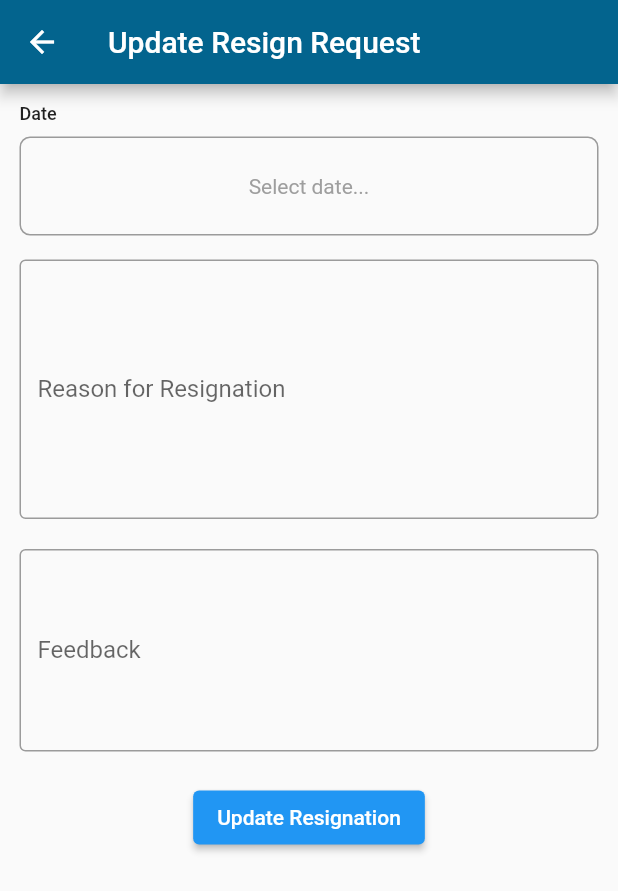
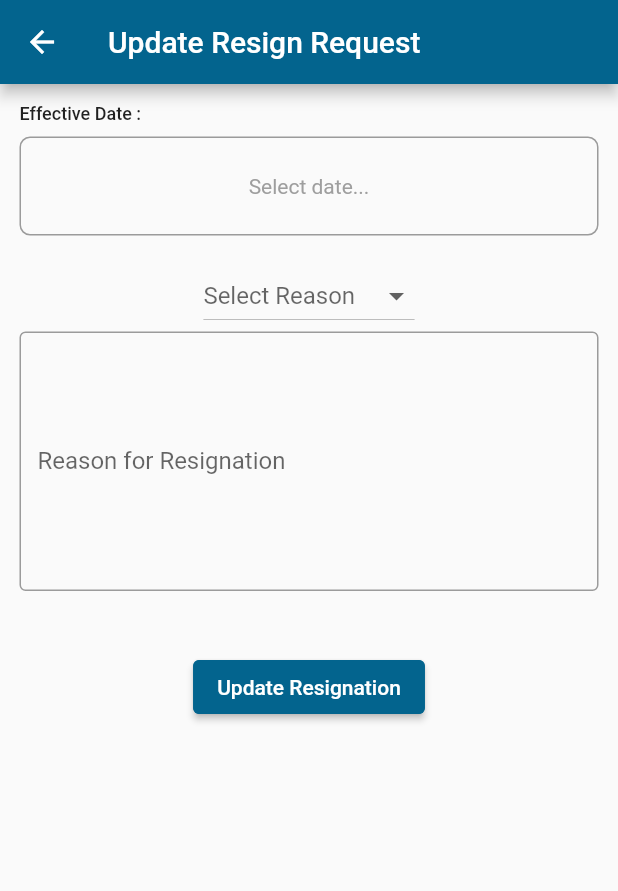
Before and after one commit to biplavdahal/updated_Flex_Year, a Flutter app: the WriteResignRequestView screen opened directly with empty values, on a phone screen of 412 x 824 dp. Shown: the top 891 px of the screen. Run offline on Flutter 3.47's test engine with Material 3 defaults, Android fonts, the phone set to English and light mode, and no system bars; our stand-ins replace awesome_notifications, cached_network_image, connectivity_plus, curved_navigation_bar, delayed_display, dio and 17 more; missing offline and left inert: clean_nepali_calendar, nepali_date_picker; accounts and stored records are empty; generated files the repository leaves out were written again; statements that could not run were skipped.

Commit message:
resign page updated

```diff
--- a/lib/data_models/user_resign.data.dart
+++ b/lib/data_models/user_resign.data.dart
@@ -1,3 +1,5 @@
+
+
 import 'package:freezed_annotation/freezed_annotation.dart';
 
 part 'user_resign.data.freezed.dart';
@@ -13,6 +15,7 @@ class ResignData with _$ResignData {
     @JsonKey(name: 'first_name') String? firstName,
     @JsonKey(name: 'last_name') String? lastName,
     @JsonKey(name: 'status') String? status,
+    @JsonKey(name: 'reason') String? reason
   }) = _ResignData;
 
   factory ResignData.fromJson(Map<String, dynamic> json) =>
--- a/lib/services/implementations/exit_process.service.impl.dart
+++ b/lib/services/implementations/exit_process.service.impl.dart
@@ -9,7 +9,6 @@ import 'package:flex_year_tablet/helper/dio_helper.dart';
 import 'package:flex_year_tablet/services/app_access.service.dart';
 import 'package:flex_year_tablet/services/authentication.service.dart';
 import 'package:flex_year_tablet/services/exit_process.service.dart';
-import 'package:flutter/material.dart';
 
 class ExitProcessImpl implements ExitProcess {
   final ApiService _apiService = locator<ApiService>();
@@ -151,7 +150,7 @@ class ExitProcessImpl implements ExitProcess {
               }
             ]
           },
-      );
+          asFormData: true);
 
       constructResponse(_response.data);
 
--- a/lib/services/implementations/user_service_impl.dart
+++ b/lib/services/implementations/user_service_impl.dart
@@ -1,4 +1,4 @@
-import 'dart:math';
+
 
 import 'package:bestfriend/bestfriend.dart';
 import 'package:dio/dio.dart';
--- a/lib/ui/app_access/app_access.view.dart
+++ b/lib/ui/app_access/app_access.view.dart
@@ -96,7 +96,9 @@ class AppAccessView extends StatelessWidget {
           const SizedBox(
             height: 16,
           ),
-          Text('Company: ${model.appAccess!.company.companyName}'),
+          Text(
+            'Company: ${model.appAccess!.company.companyName}',
+          ),
           Card(
             margin: const EdgeInsets.all(16),
             child: Padding(
--- a/lib/ui/personal/attendance_correction/attendance_correction.model.dart
+++ b/lib/ui/personal/attendance_correction/attendance_correction.model.dart
@@ -3,6 +3,7 @@ import 'package:flex_year_tablet/data_models/attendance_correction_review.data.d
 import 'package:flex_year_tablet/managers/dialog/dialog.mixin.dart';
 import 'package:flex_year_tablet/managers/dialog/dialog.model.dart';
 import 'package:flex_year_tablet/services/attendance.service.dart';
+import 'package:pull_to_refresh_flutter3/pull_to_refresh_flutter3.dart';
 import '../dashboard/dashboard.model.dart';
 
 class AttendanceCorrectionModel extends ViewModel
@@ -18,7 +19,7 @@ class AttendanceCorrectionModel extends ViewModel
 
   int _limit = 10;
 
-  int get id => _user.id!;
+  int get id => _user.id;
 
   set selectedTab(String tab) {
     _selectedTab = tab;
@@ -33,6 +34,9 @@ class AttendanceCorrectionModel extends ViewModel
       .toList();
 
   List<AttendanceCorrectionReviewData> get corrections => _corrections;
+
+  final RefreshController refreshController =
+      RefreshController(initialRefresh: false);
 
   // Actions
   Future<void> init() async {
--- a/lib/ui/personal/leave_requests/leave_requests.model.dart
+++ b/lib/ui/personal/leave_requests/leave_requests.model.dart
@@ -5,6 +5,7 @@ import 'package:flex_year_tablet/managers/dialog/dialog.model.dart';
 import 'package:flex_year_tablet/services/leave.service.dart';
 import 'package:flex_year_tablet/ui/personal/write_leave_request/write_leave_request.arguments.dart';
 import 'package:flex_year_tablet/ui/personal/write_leave_request/write_leave_request.view.dart';
+import 'package:pull_to_refresh_flutter3/pull_to_refresh_flutter3.dart';
 
 import '../dashboard/dashboard.model.dart';
 
@@ -26,14 +27,15 @@ class LeaveRequestModel extends ViewModel with SnackbarMixin, DialogMixin {
 
   bool light = false;
 
-  final _user = locator<DashboardModel>().user;
-
   List<LeaveRequestData> _requests = [];
   final _status = {"0": "1", "1": "2", "2": "3", "": "0"};
   List<LeaveRequestData> get requestsToShow => _requests
       .where((request) => _status[request.status] == _selectedTab)
       .toList();
   List<LeaveRequestData> get request => _requests;
+
+  final RefreshController refreshController =
+      RefreshController(initialRefresh: false);
 
   // Action
   Future<void> init() async {
--- a/lib/ui/personal/resign/resign_viewmodel.dart
+++ b/lib/ui/personal/resign/resign_viewmodel.dart
@@ -52,8 +52,16 @@ class ResignViewModel extends ViewModel with SnackbarMixin, DialogMixin {
   bool _isEditMode = false;
   String? _requestId;
 
-
-
+  List<String> items = [
+    'Carrer Growth',
+    'Salary Issue',
+    'Change City',
+    'Job Satisfaction',
+    'Promotion Issue',
+    'Personal Issue',
+    'Others'
+  ];
+  String? selecteditems;
 
   Future<void> init(ResighViewArguments? arguments) async {
     if (arguments?.resign != null) {
@@ -62,6 +70,7 @@ class ResignViewModel extends ViewModel with SnackbarMixin, DialogMixin {
       _resignDate = DateTime.parse(arguments.resign!.date.toString());
       _resignLetterController.text = arguments.resign!.letter.toString();
       _resignFeedbackController.text = arguments.resign!.feedBack.toString();
+      selecteditems = arguments.resign!.reason.toString();
     } else {
       _resignLetterController.text = '';
       _resignFeedbackController.text = '';
@@ -75,7 +84,6 @@ class ResignViewModel extends ViewModel with SnackbarMixin, DialogMixin {
       setIdle();
     } catch (e) {
       setIdle();
-      snackbar.displaySnackbar(SnackbarRequest.of(message: e.toString()));
     }
   }
 
@@ -116,6 +124,7 @@ class ResignViewModel extends ViewModel with SnackbarMixin, DialogMixin {
     data['letter'] = _resignLetterController.text;
     data['feedback'] = _resignFeedbackController.text;
     data['date'] = _resignDate.toString();
+    data['reason'] = selecteditems.toString();
 
     if (_isEditMode) {
       data['id'] = _requestId;
@@ -151,8 +160,4 @@ class ResignViewModel extends ViewModel with SnackbarMixin, DialogMixin {
       snackbar.displaySnackbar(SnackbarRequest.of(message: e.toString()));
     }
   }
-
-
-
-
 }
--- a/lib/ui/personal/resign/widget/resigh.widget.dart
+++ b/lib/ui/personal/resign/widget/resigh.widget.dart
@@ -74,15 +74,23 @@ class ResignItem extends StatelessWidget {
                 ),
                 Padding(
                     padding: const EdgeInsets.all(10),
-                    child: Text(resign.letter.toString())),
-                const Divider(),
-                Card(
-                    child: Padding(
-                        padding: const EdgeInsets.all(10),
-                        child: Text(resign.feedBack.toString() != '' &&
-                                resign.feedBack.toString() != 'null'
-                            ? resign.feedBack.toString()
-                            : 'No Feedback'))),
+                    child: Column(
+                      children: [
+                        Text('Reason : ${resign.reason.toString()}'),
+                        SizedBox(
+                          height: 10,
+                        ),
+                        Text(resign.letter.toString()),
+                      ],
+                    )),
+                // const Divider(),
+                // Card(
+                //     child: Padding(
+                //         padding: const EdgeInsets.all(10),
+                //         child: Text(resign.feedBack.toString() != '' &&
+                //                 resign.feedBack.toString() != 'null'
+                //             ? resign.feedBack.toString()
+                //             : 'No Feedback'))),
                 const SizedBox(
                   height: 40,
                 ),
--- a/lib/ui/personal/resign/widget/survey.widget.dart
+++ b/lib/ui/personal/resign/widget/survey.widget.dart
@@ -140,6 +140,7 @@ class _CustomSurveyDialogState extends State<CustomSurveyDialog> {
   void onSubmit() async {
     if (selectedOption != null) {
       await _exitProcess.submitAnswer(
+
         option: selectedOption.toString(),
         question:
             widget.surveyQuestions[currentQuestionIndex].question.toString(),
--- a/lib/ui/personal/resign/write_resigh_request/write_resign_request.view.dart
+++ b/lib/ui/personal/resign/write_resigh_request/write_resign_request.view.dart
@@ -2,10 +2,11 @@ import 'package:bestfriend/model/arguments.model.dart';
 import 'package:bestfriend/ui/view.dart';
 import 'package:flex_year_tablet/ui/personal/resign/resign_arguments.dart';
 import 'package:flex_year_tablet/ui/personal/resign/resign_viewmodel.dart';
+import 'package:flex_year_tablet/widgets/fy_button.widget.dart';
 import 'package:flutter/material.dart';
 import '../../../../widgets/fy_date_time_field.widget.dart';
 
-class WriteResignRequestView extends StatelessWidget {
+class WriteResignRequestView extends StatefulWidget {
   static String tag = 'write-resign-request-view';
 
   final Arguments? arguments;
@@ -13,14 +14,20 @@ class WriteResignRequestView extends StatelessWidget {
   const WriteResignRequestView(this.arguments, {Key? key}) : super(key: key);
 
   @override
+  State<WriteResignRequestView> createState() => _WriteResignRequestViewState();
+}
+
+class _WriteResignRequestViewState extends State<WriteResignRequestView> {
+  @override
   Widget build(BuildContext context) {
     return FrontView<ResignViewModel>(
-      onModelReady: (model) => model.init(arguments as ResighViewArguments?),
+      onModelReady: (model) =>
+          model.init(widget.arguments as ResighViewArguments?),
       enableTouchRepeal: true,
       builder: (ctx, model, child) {
         return Scaffold(
           appBar: AppBar(
-            title: Text(arguments != null
+            title: Text(widget.arguments != null
                 ? 'Update Resign Request'
                 : 'Create Resign Request'),
           ),
@@ -33,11 +40,26 @@ class WriteResignRequestView extends StatelessWidget {
                 child: Column(
                   children: [
                     FYDateField(
-                      title: 'Date',
+                      title: 'Effective Date : ',
                       value: model.resignDate,
                       onChanged: (value) => model.resignDate = value,
                     ),
                     const SizedBox(height: 16),
+                    DropdownButton(
+                      hint: const Text('Select Reason'),
+                      value: model.selecteditems,
+                      onChanged: (Value) {
+                        setState(() {
+                          model.selecteditems = Value! as String;
+                        });
+                      },
+                      items: model.items.map((location) {
+                        return DropdownMenuItem(
+                          value: location,
+                          child: Text(location),
+                        );
+                      }).toList(),
+                    ),
                     TextFormField(
                         maxLines: 7,
                         decoration: const InputDecoration(
@@ -59,38 +81,22 @@ class WriteResignRequestView extends StatelessWidget {
                           model.resignLetterController.text = modifiedValue;
                         }),
                     const SizedBox(height: 20),
-                    TextFormField(
-                      maxLines: 5,
-                      keyboardType: TextInputType.multiline,
-                      decoration: const InputDecoration(
-                        labelText: 'Feedback',
-                        border: OutlineInputBorder(),
-                      ),
-                      initialValue: model.resignFeedbackController.text,
-                      validator: (value) {
-                        if (value == null || value.isEmpty) {
-                          return 'Enter a Feedback';
-                        }
-                        return null;
-                      },
-                      onChanged: (value) =>
-                          model.resignFeedbackController.text = value,
-                    ),
+
                     const SizedBox(
                       height: 20,
                     ),
-                    ElevatedButton(
+                    FYPrimaryButton(
+                      label: widget.arguments != null
+                          ? 'Update Resignation'
+                          : 'Submit resignation',
                       onPressed: () {
                         if (model.formKey.currentState?.validate() ?? false) {
                           model.onSubmitResignData();
                         }
                       },
-                      child: Text(arguments != null
-                          ? 'Update Resignation'
-                          : 'Submit resignation'),
                     ),
                     const SizedBox(height: 20),
-                    if (arguments == null)
+                    if (widget.arguments == null)
                       const Text(
                           'Note : Once you submit resign letter it cannot be deteted !',
                           style: TextStyle(color: Colors.grey)),
--- a/lib/ui/personal/staff_directory/staff_directory.view.dart
+++ b/lib/ui/personal/staff_directory/staff_directory.view.dart
@@ -30,12 +30,12 @@ class StaffDirectoryView extends StatelessWidget {
                     Expanded(
                       child: ListView.separated(
                         itemBuilder: (context, index) {
-                          final _directory = model.departmentListData[index];
+                          final directory = model.departmentListData[index];
                           return StaffDirectoryItem(
-                            directory: _directory,
+                            directory: directory,
                             onClick: () async {
                               model.onClick(
-                                  _directory.departmentName!.toString(), index);
+                                  directory.departmentName!.toString(), index);
                             },
                           );
                         },
--- a/pubspec.yaml
+++ b/pubspec.yaml
@@ -36,12 +36,11 @@ dependencies:
   shimmer: ^3.0.0
   provider: ^6.1.1
   delayed_display: ^2.0.0
-  flutter_localization: ^0.2.0
   table_calendar: ^3.0.8
   clean_nepali_calendar: ^2.0.1
   upgrader: ^8.4.0
-  url_launcher: ^6.1.5
   pull_to_refresh_flutter3: ^2.0.2
+
 
 
 
```
Also changed, not shown: lib/app.dart (+0 -7 lines), lib/ui/personal/attendance_correction/attendance_correction.view.dart (+26 -2 lines), lib/ui/personal/dashboard/dashboard.model.dart (+3 -4 lines), lib/ui/personal/dashboard/widgets/dashboard_drawer.dart (+1 -13 lines), lib/ui/personal/leave_requests/leave_requests.view.dart (+29 -3 lines), lib/ui/personal/staff_directory/staff_directory.viewmodel.dart (+13 -9 lines), lib/ui/personal/staff_directory/staff_directory_detail/staff_directory_detail.view.dart (+5 -6 lines), pubspec.lock, 3 other files. Lines whose indentation alone changed are shown as unchanged.
